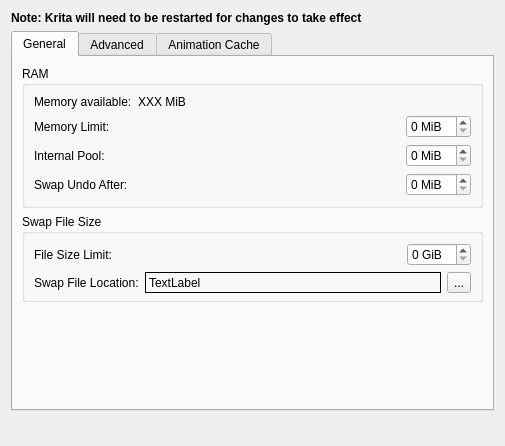
Above: libs/ui/forms/wdgperformancesettings.ui from KDE/krita before the change. Below: the same form after it.
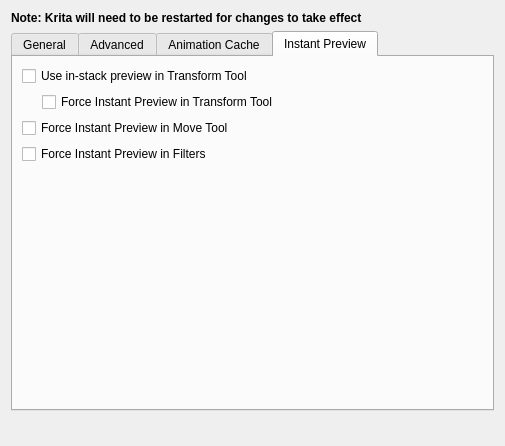
That is the form after the change. The open tabs and pages were chosen to show the change. Custom widgets are drawn as their Qt base class.

Commit message:
Implement force-lod options for Transform and Move Tools and Filters
Now the user can force-enable Instant Preview for specific tools and
filters in Preferences->Performance->Instant Preview. Instant Preview
will be enabled whenever possible, ignoring user's choice in
View->Instant Preview.

```diff
--- a/libs/ui/forms/wdgperformancesettings.ui
+++ b/libs/ui/forms/wdgperformancesettings.ui
@@ -513,6 +513,86 @@
        </item>
       </layout>
      </widget>
+     <widget class="QWidget" name="tab_4">
+      <attribute name="title">
+       <string>Instant Preview</string>
+      </attribute>
+      <layout class="QVBoxLayout" name="verticalLayout_6">
+       <item>
+        <widget class="QCheckBox" name="chkTransformToolUseInStackPreview">
+         <property name="toolTip">
+          <string/>
+         </property>
+         <property name="text">
+          <string>Use in-stack preview in Transform Tool</string>
+         </property>
+        </widget>
+       </item>
+       <item>
+        <layout class="QHBoxLayout" name="horizontalLayout_6">
+         <item>
+          <spacer name="horizontalSpacer">
+           <property name="orientation">
+            <enum>Qt::Horizontal</enum>
+           </property>
+           <property name="sizeType">
+            <enum>QSizePolicy::Fixed</enum>
+           </property>
+           <property name="sizeHint" stdset="0">
+            <size>
+             <width>20</width>
+             <height>20</height>
+            </size>
+           </property>
+          </spacer>
+         </item>
+         <item>
+          <widget class="QCheckBox" name="chkTransformToolForceLodMode">
+           <property name="toolTip">
+            <string>&lt;html&gt;&lt;head/&gt;&lt;body&gt;&lt;p&gt;The transform tool preview will always use instant preview, even if instant preview is disabled in the &amp;quot;View&amp;quot; menu&lt;/p&gt;&lt;/body&gt;&lt;/html&gt;</string>
+           </property>
+           <property name="text">
+            <string>Force Instant Preview in Transform Tool</string>
+           </property>
+          </widget>
+         </item>
+        </layout>
+       </item>
+       <item>
+        <widget class="QCheckBox" name="chkMoveToolForceLodMode">
+         <property name="toolTip">
+          <string>&lt;html&gt;&lt;head/&gt;&lt;body&gt;&lt;p&gt;The move tool preview will always use instant preview, even if instant preview is disabled in the &amp;quot;View&amp;quot; menu&lt;/p&gt;&lt;/body&gt;&lt;/html&gt;</string>
+         </property>
+         <property name="text">
+          <string>Force Instant Preview in Move Tool</string>
+         </property>
+        </widget>
+       </item>
+       <item>
+        <widget class="QCheckBox" name="chkFiltersForceLodMode">
+         <property name="toolTip">
+          <string>&lt;html&gt;&lt;head/&gt;&lt;body&gt;&lt;p&gt;The filter dialog will always use instant preview, even if instant preview is disabled in the &amp;quot;View&amp;quot; menu&lt;/p&gt;&lt;/body&gt;&lt;/html&gt;</string>
+         </property>
+         <property name="text">
+          <string>Force Instant Preview in Filters</string>
+         </property>
+        </widget>
+       </item>
+       <item>
+        <spacer name="verticalSpacer_4">
+         <property name="orientation">
+          <enum>Qt::Vertical</enum>
+         </property>
+         <property name="sizeHint" stdset="0">
+          <size>
+           <width>20</width>
+           <height>233</height>
+          </size>
+         </property>
+        </spacer>
+       </item>
+      </layout>
+     </widget>
     </widget>
    </item>
    <item>
```
The commit also changes 10 other files.
